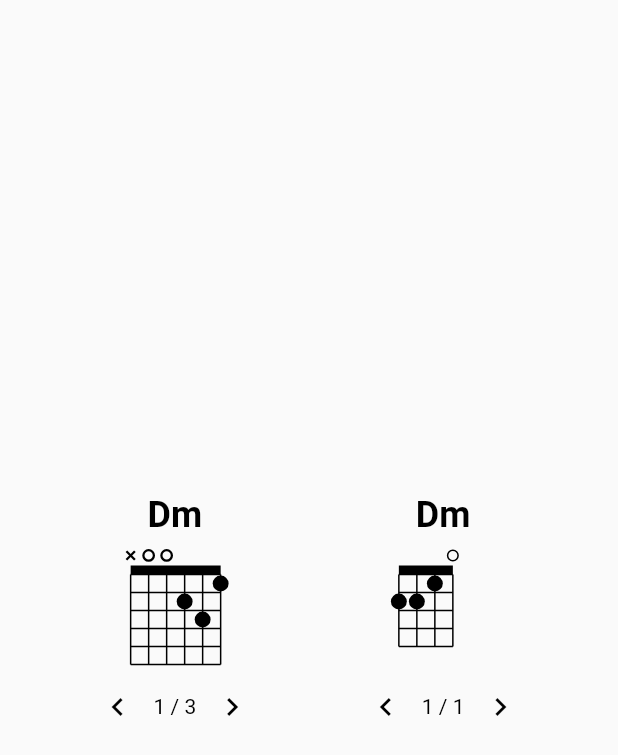
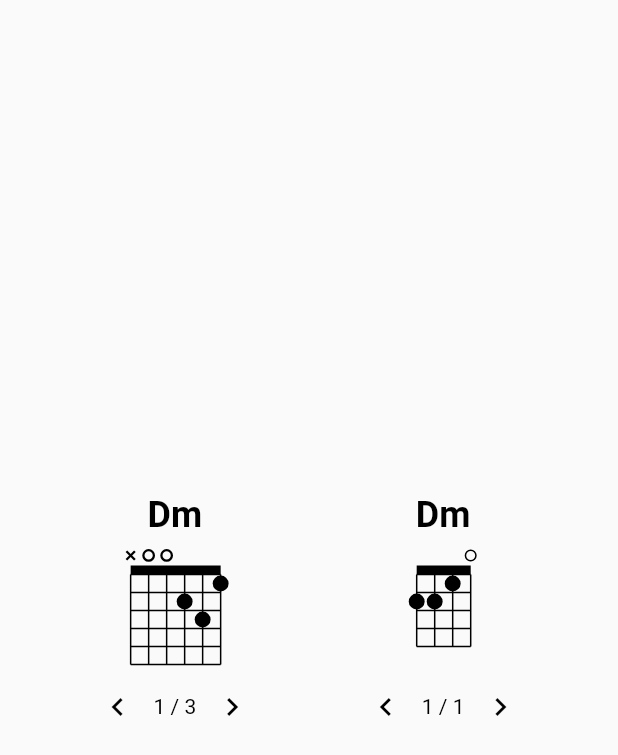
Before and after one commit to joranmulderij/flutter_guitar_tabs, a Flutter app: the screen it shows after launch, on a phone screen of 412 x 824 dp. Shown: the top 755 px of the screen. Run offline on Flutter 3.47's test engine with Material 2 defaults, Android fonts, the phone set to English and light mode, and no system bars.

Commit message:
Make sure ukulele tabs are centered

```diff
--- a/lib/flutter_guitar_tabs.dart
+++ b/lib/flutter_guitar_tabs.dart
@@ -9,6 +9,8 @@ class FlutterGuitarTab extends StatelessWidget {
 
   /// A string containing up to 6 numbers, or `x`, with separating spaces.
   final String tab;
+
+  List<String> get _positions => tab.split(' ');
 
   /// The size of the tab. Has to be between 1 and 10 inclusive. Defaults to 9.
   final int size;
@@ -58,7 +60,7 @@ class FlutterGuitarTab extends StatelessWidget {
         ),
         Container(
           height: [
-            30,
+            30.0,
             45.0,
             50.0,
             70.0,
@@ -68,9 +70,9 @@ class FlutterGuitarTab extends StatelessWidget {
             130.0,
             150.0,
             160.0
-          ][size - 1] as double?,
+          ][size - 1],
           width: [
-            35,
+                35.0,
                 55.0,
                 72.0,
                 90.0,
@@ -80,7 +82,8 @@ class FlutterGuitarTab extends StatelessWidget {
                 166.0,
                 180.0,
                 197.0
-          ][size - 1] as double?,
+              ][size - 1] *
+              ((_positions.length + 3) / 9),
           child: CustomPaint(
             painter: _MyPainter(
               tab,
@@ -387,7 +390,7 @@ class _MyPainter extends CustomPainter {
     if (this.startFret == 1) {
       r!.rect!(info['boxStartX'], info['boxStartY'] - info['nutSize'],
           info['boxWidth'], info['nutSize'], info['lineWidth']);
-    } else if(showFretNumbers) {
+    } else if (showFretNumbers) {
       r!.text!(
           info['boxStartX'] -
               info['nutSize'] * 1 -
```
Lines whose indentation alone changed are shown as unchanged.
